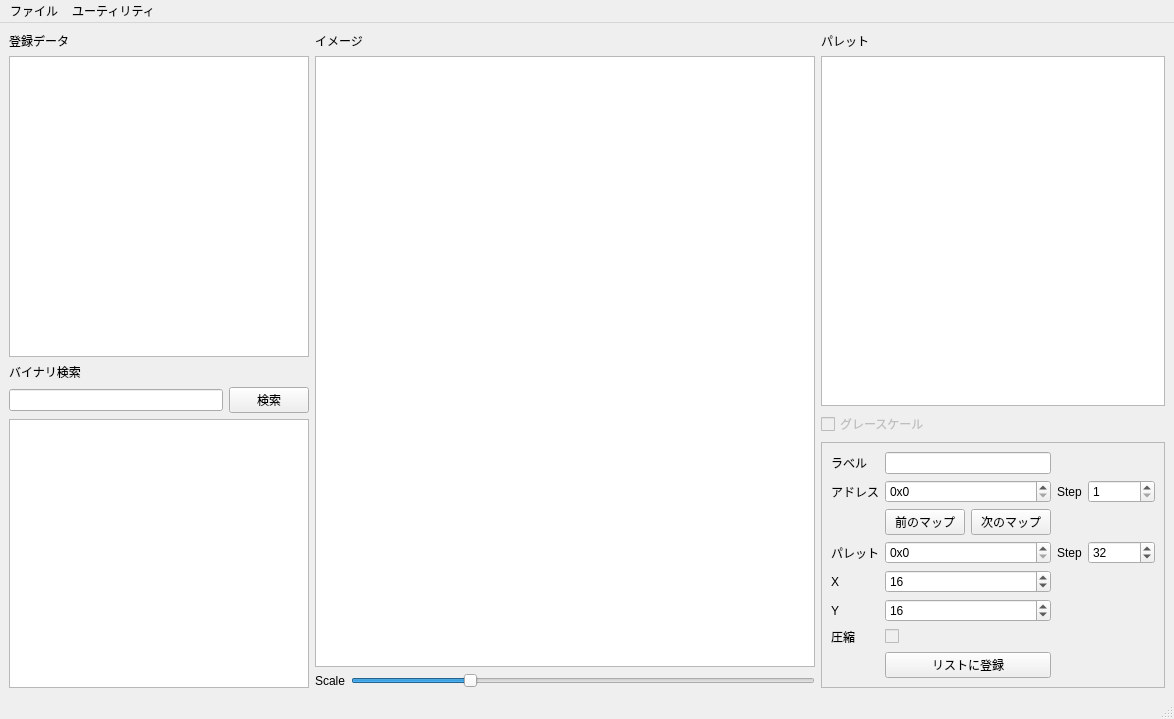
Old version of the form MapModder/MapModder.ui in the repository idealexe/EXE6_Tools.
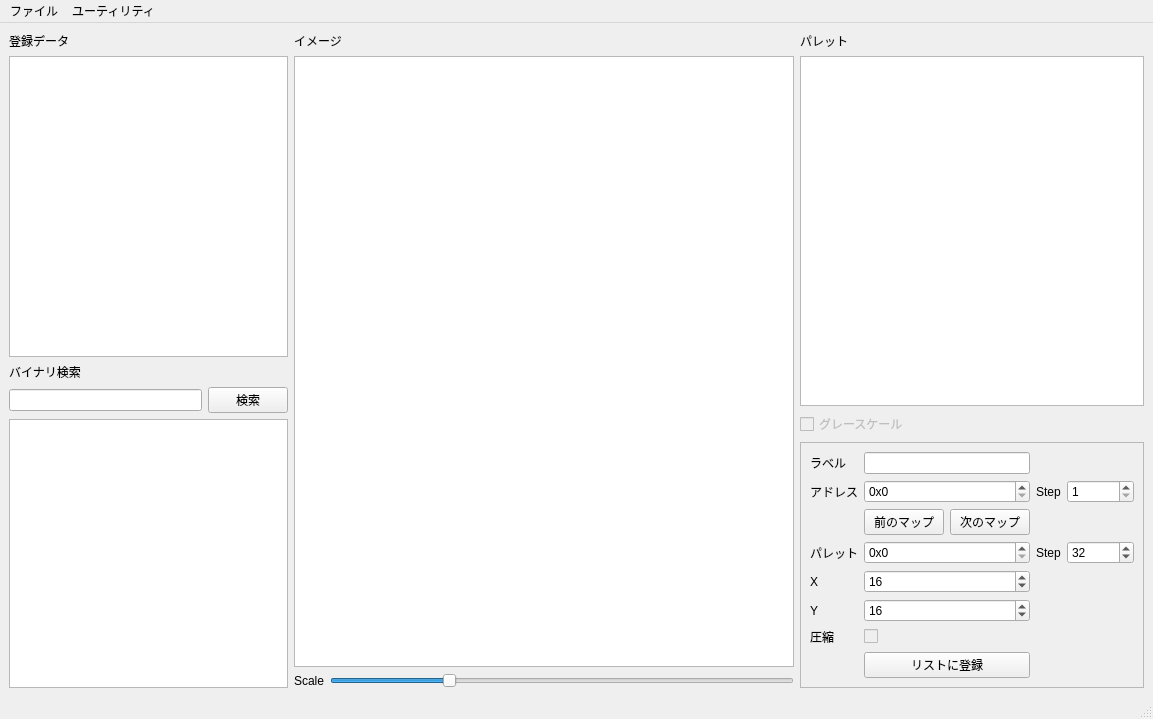
New version of the form. Icons and pictures are not drawn. Custom widgets are drawn as their Qt base class.

Patch:
```diff
--- a/MapModder/MapModder.ui
+++ b/MapModder/MapModder.ui
@@ -6,7 +6,7 @@
    <rect>
     <x>0</x>
     <y>0</y>
-    <width>1137</width>
+    <width>1153</width>
     <height>690</height>
    </rect>
   </property>
@@ -50,18 +50,6 @@
         </item>
         <item>
          <widget class="QListWidget" name="dataList">
-          <property name="minimumSize">
-           <size>
-            <width>300</width>
-            <height>0</height>
-           </size>
-          </property>
-          <property name="maximumSize">
-           <size>
-            <width>200</width>
-            <height>16777215</height>
-           </size>
-          </property>
           <property name="alternatingRowColors">
            <bool>true</bool>
           </property>
@@ -199,7 +187,7 @@
       <item>
        <layout class="QVBoxLayout" name="verticalLayout_5">
         <item>
-         <widget class="QFrame" name="">
+         <widget class="QFrame" name="frame">
           <property name="frameShape">
            <enum>QFrame::StyledPanel</enum>
           </property>
@@ -412,7 +400,7 @@
     <rect>
      <x>0</x>
      <y>0</y>
-     <width>1137</width>
+     <width>1153</width>
      <height>24</height>
     </rect>
    </property>
```
